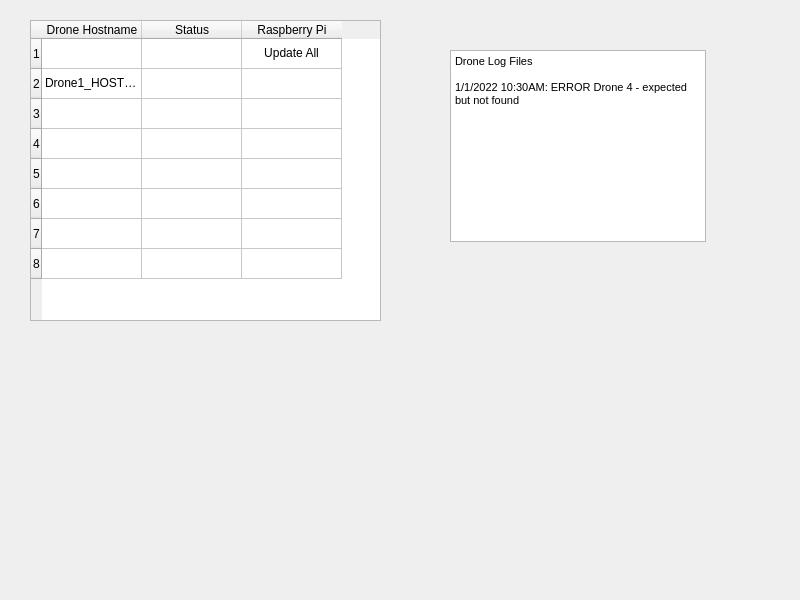
Old version of the form dialog.ui in the repository adroyalz/UAS_GroundControlStation.
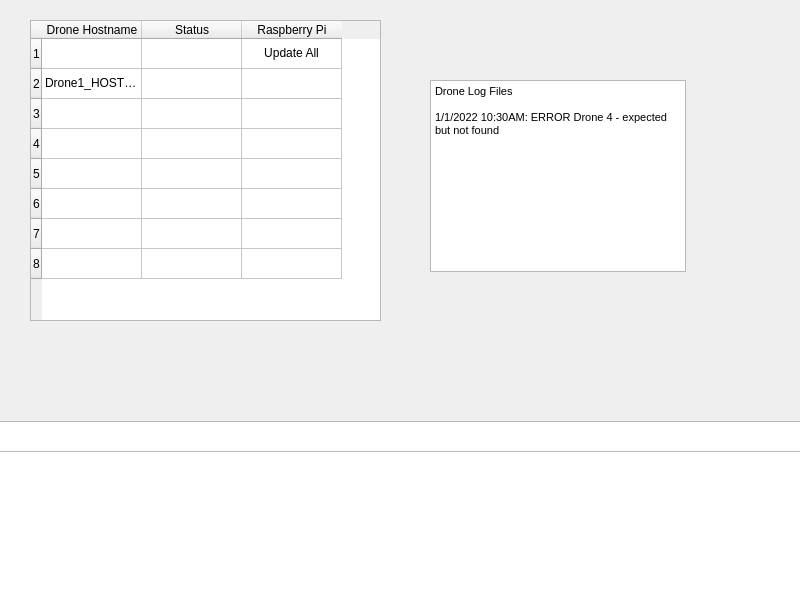
New version of the form.

Commit message: added a console for drone output

The edit to the form file:
```diff
--- a/dialog.ui
+++ b/dialog.ui
@@ -114,8 +114,8 @@
   <widget class="QTextBrowser" name="textBrowser">
    <property name="geometry">
     <rect>
-     <x>450</x>
-     <y>50</y>
+     <x>430</x>
+     <y>80</y>
      <width>256</width>
      <height>192</height>
     </rect>
@@ -124,10 +124,44 @@
     <string>&lt;!DOCTYPE HTML PUBLIC &quot;-//W3C//DTD HTML 4.0//EN&quot; &quot;http://www.w3.org/TR/REC-html40/strict.dtd&quot;&gt;
 &lt;html&gt;&lt;head&gt;&lt;meta name=&quot;qrichtext&quot; content=&quot;1&quot; /&gt;&lt;style type=&quot;text/css&quot;&gt;
 p, li { white-space: pre-wrap; }
-&lt;/style&gt;&lt;/head&gt;&lt;body style=&quot; font-family:'MS Shell Dlg 2'; font-size:5.5pt; font-weight:400; font-style:normal;&quot;&gt;
-&lt;p style=&quot; margin-top:0px; margin-bottom:0px; margin-left:0px; margin-right:0px; -qt-block-indent:0; text-indent:0px;&quot;&gt;&lt;span style=&quot; font-size:8.25pt;&quot;&gt;Drone Log Files&lt;/span&gt;&lt;/p&gt;
-&lt;p style=&quot;-qt-paragraph-type:empty; margin-top:0px; margin-bottom:0px; margin-left:0px; margin-right:0px; -qt-block-indent:0; text-indent:0px; font-size:8.25pt;&quot;&gt;&lt;br /&gt;&lt;/p&gt;
-&lt;p style=&quot; margin-top:0px; margin-bottom:0px; margin-left:0px; margin-right:0px; -qt-block-indent:0; text-indent:0px;&quot;&gt;&lt;span style=&quot; font-size:8.25pt;&quot;&gt;1/1/2022 10:30AM: ERROR Drone 4 - expected but not found&lt;/span&gt;&lt;/p&gt;&lt;/body&gt;&lt;/html&gt;</string>
+&lt;/style&gt;&lt;/head&gt;&lt;body style=&quot; font-family:'MS Shell Dlg 2'; font-size:8.25pt; font-weight:400; font-style:normal;&quot;&gt;
+&lt;p style=&quot; margin-top:0px; margin-bottom:0px; margin-left:0px; margin-right:0px; -qt-block-indent:0; text-indent:0px;&quot;&gt;Drone Log Files&lt;/p&gt;
+&lt;p style=&quot;-qt-paragraph-type:empty; margin-top:0px; margin-bottom:0px; margin-left:0px; margin-right:0px; -qt-block-indent:0; text-indent:0px;&quot;&gt;&lt;br /&gt;&lt;/p&gt;
+&lt;p style=&quot; margin-top:0px; margin-bottom:0px; margin-left:0px; margin-right:0px; -qt-block-indent:0; text-indent:0px;&quot;&gt;1/1/2022 10:30AM: ERROR Drone 4 - expected but not found&lt;/p&gt;&lt;/body&gt;&lt;/html&gt;</string>
+   </property>
+  </widget>
+  <widget class="QTextBrowser" name="textBrowser_2">
+   <property name="geometry">
+    <rect>
+     <x>-5</x>
+     <y>450</y>
+     <width>811</width>
+     <height>151</height>
+    </rect>
+   </property>
+   <property name="html">
+    <string>&lt;!DOCTYPE HTML PUBLIC &quot;-//W3C//DTD HTML 4.0//EN&quot; &quot;http://www.w3.org/TR/REC-html40/strict.dtd&quot;&gt;
+&lt;html&gt;&lt;head&gt;&lt;meta name=&quot;qrichtext&quot; content=&quot;1&quot; /&gt;&lt;style type=&quot;text/css&quot;&gt;
+p, li { white-space: pre-wrap; }
+&lt;/style&gt;&lt;/head&gt;&lt;body style=&quot; font-family:'MS Shell Dlg 2'; font-size:8.25pt; font-weight:400; font-style:normal;&quot;&gt;
+&lt;p style=&quot;-qt-paragraph-type:empty; margin-top:0px; margin-bottom:0px; margin-left:0px; margin-right:0px; -qt-block-indent:0; text-indent:0px;&quot;&gt;&lt;br /&gt;&lt;/p&gt;&lt;/body&gt;&lt;/html&gt;</string>
+   </property>
+  </widget>
+  <widget class="QTextBrowser" name="textBrowser_3">
+   <property name="geometry">
+    <rect>
+     <x>-5</x>
+     <y>421</y>
+     <width>811</width>
+     <height>31</height>
+    </rect>
+   </property>
+   <property name="html">
+    <string>&lt;!DOCTYPE HTML PUBLIC &quot;-//W3C//DTD HTML 4.0//EN&quot; &quot;http://www.w3.org/TR/REC-html40/strict.dtd&quot;&gt;
+&lt;html&gt;&lt;head&gt;&lt;meta name=&quot;qrichtext&quot; content=&quot;1&quot; /&gt;&lt;style type=&quot;text/css&quot;&gt;
+p, li { white-space: pre-wrap; }
+&lt;/style&gt;&lt;/head&gt;&lt;body style=&quot; font-family:'MS Shell Dlg 2'; font-size:8.25pt; font-weight:400; font-style:normal;&quot;&gt;
+&lt;p style=&quot; margin-top:0px; margin-bottom:0px; margin-left:0px; margin-right:0px; -qt-block-indent:0; text-indent:0px;&quot;&gt;&lt;span style=&quot; font-family:'monospace'; font-size:12pt; color:#ffffff;&quot;&gt;  Drone Log&lt;/span&gt;&lt;/p&gt;&lt;/body&gt;&lt;/html&gt;</string>
    </property>
   </widget>
  </widget>
```
The commit also changes 1 other file.
